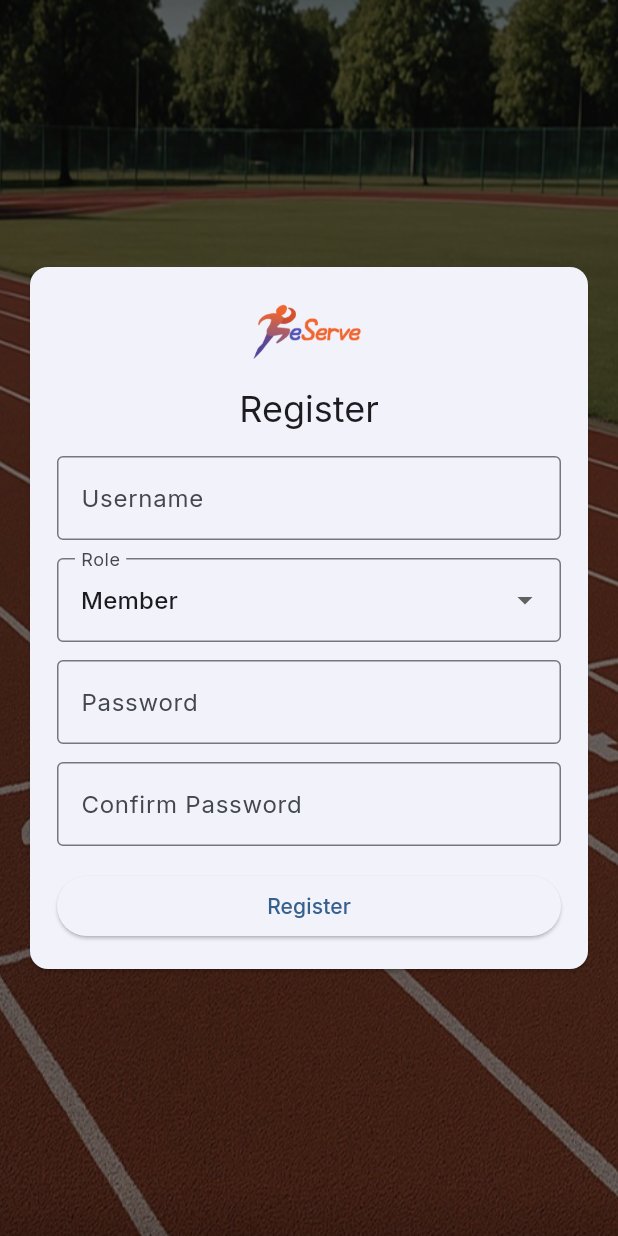
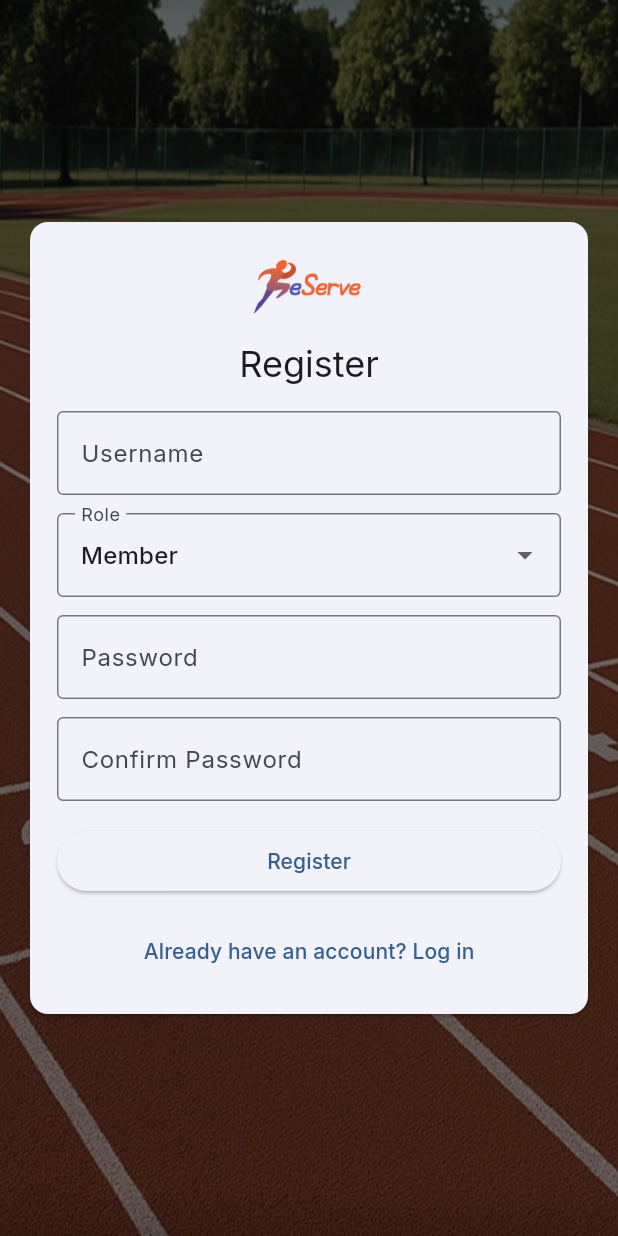
Before and after one commit to ReServe-Project/ReServe_flutter, a Flutter app: the RegisterPage screen opened directly, on a phone screen of 412 x 824 dp. Run offline on Flutter 3.47's test engine with Material 3 defaults, Android fonts, the phone set to English and light mode, and no system bars; our stand-ins replace google_fonts; missing offline and left inert: pbp_django_auth.

Commit message:
fix register page

```diff
--- a/lib/features/auth/register_page.dart
+++ b/lib/features/auth/register_page.dart
@@ -161,6 +161,19 @@ class _RegisterPageState extends State<RegisterPage> {
                               : const Text('Register'),
                         ),
                       ),
+                      const SizedBox(height: 12),
+
+                      TextButton(
+                        onPressed: _isLoading
+                            ? null
+                            : () {
+                                Navigator.pop(context);
+                              },
+                        child: const Text(
+                          'Already have an account? Log in',
+                          style: TextStyle(fontSize: 14),
+                        ),
+                      ),
                     ],
                   ),
                 ),
```
